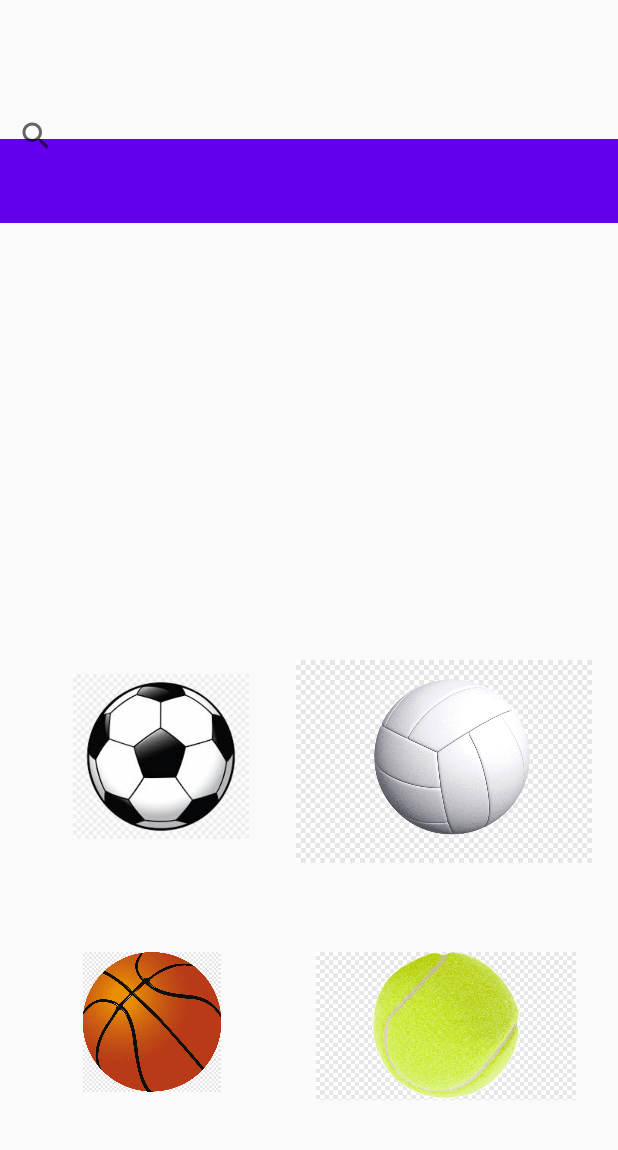
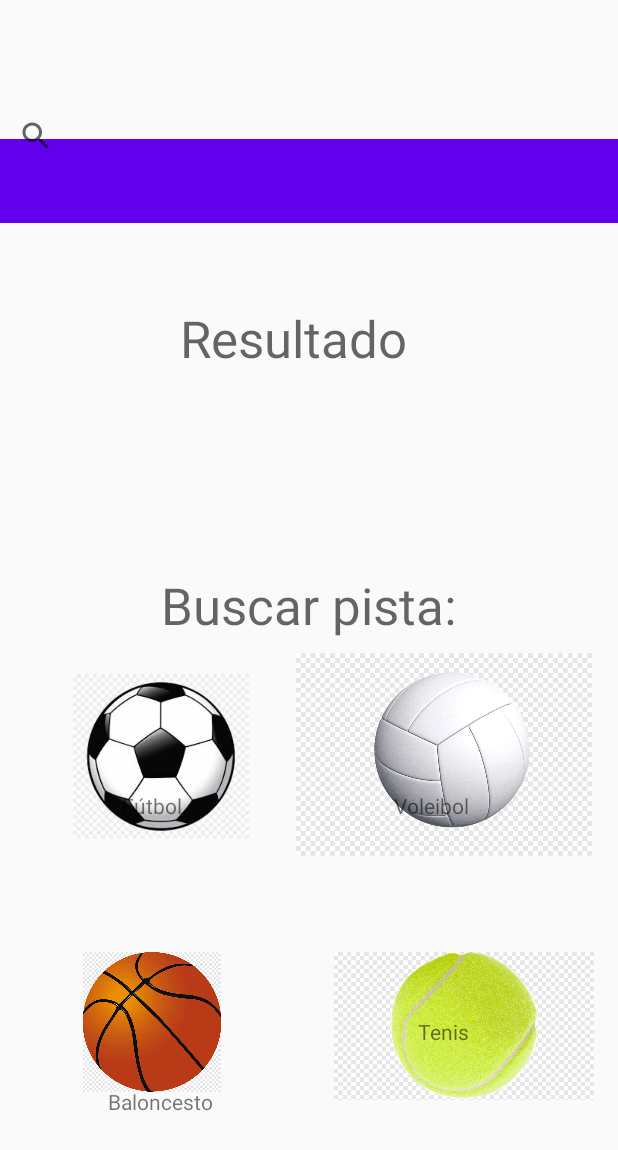
Before and after one commit to acm1997/TeamMatch, an Android app: the layout activity_buscar.xml on its own in the app's theme, with its tools: preview values and no code run, on a phone screen of 412 x 824 dp. Shown: the top 1150 px of the screen. Run offline under Robolectric (Android 15) with nearby library versions, the phone set to English and light mode, and no system bars.

Commit message:
Layout Activity Buscar con @strings

```diff
--- a/app/build.gradle
+++ b/app/build.gradle
@@ -33,6 +33,7 @@ dependencies {
     testImplementation 'junit:junit:4.13.1'
     androidTestImplementation 'androidx.test.ext:junit:1.1.2'
     androidTestImplementation 'androidx.test.espresso:espresso-core:3.3.0'
+    implementation 'com.android.support:design:30.0.0'
 
     //Dependencias
     def room_version = "2.2.5"
--- a/app/src/main/res/layout/activity_buscar.xml
+++ b/app/src/main/res/layout/activity_buscar.xml
@@ -31,6 +31,7 @@
         android:id="@+id/idResultado"
         android:layout_width="170dp"
         android:layout_height="48dp"
+        android:text="@string/idResultado"
         android:textAppearance="@style/TextAppearance.AppCompat.Display1"
         app:layout_constraintBottom_toBottomOf="parent"
         app:layout_constraintEnd_toEndOf="parent"
@@ -56,6 +57,7 @@
         android:id="@+id/textView3"
         android:layout_width="wrap_content"
         android:layout_height="wrap_content"
+        android:text="@string/idBuscarPista"
         android:textAppearance="@style/TextAppearance.AppCompat.Display1"
         app:layout_constraintBottom_toBottomOf="parent"
         app:layout_constraintEnd_toEndOf="parent"
@@ -86,8 +88,9 @@
         app:layout_constraintHorizontal_bias="0.924"
         app:layout_constraintStart_toStartOf="parent"
         app:layout_constraintTop_toTopOf="parent"
-        app:layout_constraintVertical_bias="0.639"
-        app:srcCompat="@drawable/voleibol" />
+        app:layout_constraintVertical_bias="0.632"
+        app:srcCompat="@drawable/voleibol"
+        tools:srcCompat="@drawable/voleibol" />
 
     <ImageView
         android:id="@+id/imageView4"
@@ -99,7 +102,8 @@
         app:layout_constraintStart_toStartOf="parent"
         app:layout_constraintTop_toTopOf="parent"
         app:layout_constraintVertical_bias="0.869"
-        app:srcCompat="@drawable/baloncesto" />
+        app:srcCompat="@drawable/baloncesto"
+        tools:srcCompat="@drawable/baloncesto" />
 
     <ImageView
         android:id="@+id/imageView5"
@@ -107,7 +111,7 @@
         android:layout_height="112dp"
         app:layout_constraintBottom_toBottomOf="parent"
         app:layout_constraintEnd_toEndOf="parent"
-        app:layout_constraintHorizontal_bias="0.882"
+        app:layout_constraintHorizontal_bias="0.932"
         app:layout_constraintStart_toStartOf="parent"
         app:layout_constraintTop_toTopOf="parent"
         app:layout_constraintVertical_bias="0.882"
@@ -121,6 +125,7 @@
         android:layout_marginTop="527dp"
         android:layout_marginEnd="272dp"
         android:layout_marginBottom="185dp"
+        android:text="@string/idIconoFutbol"
         app:layout_constraintBottom_toBottomOf="parent"
         app:layout_constraintEnd_toEndOf="parent"
         app:layout_constraintHorizontal_bias="0.0"
@@ -136,6 +141,7 @@
         android:layout_marginTop="527dp"
         android:layout_marginEnd="99dp"
         android:layout_marginBottom="185dp"
+        android:text="@string/idIconoVoleibol"
         app:layout_constraintBottom_toBottomOf="parent"
         app:layout_constraintEnd_toEndOf="parent"
         app:layout_constraintHorizontal_bias="1.0"
@@ -151,6 +157,7 @@
         android:layout_marginTop="678dp"
         android:layout_marginEnd="276dp"
         android:layout_marginBottom="34dp"
+        android:text="@string/idIconoBaloncesto"
         app:layout_constraintBottom_toBottomOf="parent"
         app:layout_constraintEnd_toEndOf="parent"
         app:layout_constraintStart_toStartOf="parent"
@@ -164,6 +171,7 @@
         android:layout_marginTop="678dp"
         android:layout_marginEnd="99dp"
         android:layout_marginBottom="34dp"
+        android:text="@string/idIconoTenis"
         app:layout_constraintBottom_toBottomOf="parent"
         app:layout_constraintEnd_toEndOf="parent"
         app:layout_constraintHorizontal_bias="1.0"
--- a/app/src/main/res/layout/content_main.xml
+++ b/app/src/main/res/layout/content_main.xml
@@ -1,6 +1,7 @@
 <?xml version="1.0" encoding="utf-8"?>
 <androidx.constraintlayout.widget.ConstraintLayout xmlns:android="http://schemas.android.com/apk/res/android"
     xmlns:app="http://schemas.android.com/apk/res-auto"
+    xmlns:tools="http://schemas.android.com/tools"
     android:layout_width="match_parent"
     android:layout_height="match_parent"
     app:layout_behavior="@string/appbar_scrolling_view_behavior">
@@ -16,4 +17,5 @@
         app:layout_constraintRight_toRightOf="parent"
         app:layout_constraintTop_toTopOf="parent"
         app:navGraph="@navigation/nav_graph" />
+
 </androidx.constraintlayout.widget.ConstraintLayout>
--- a/app/src/main/res/layout/fragment_first.xml
+++ b/app/src/main/res/layout/fragment_first.xml
@@ -25,4 +25,5 @@
         app:layout_constraintEnd_toEndOf="parent"
         app:layout_constraintStart_toStartOf="parent"
         app:layout_constraintTop_toBottomOf="@id/textview_first" />
+
 </androidx.constraintlayout.widget.ConstraintLayout>
--- a/app/src/main/res/values/strings.xml
+++ b/app/src/main/res/values/strings.xml
@@ -19,4 +19,10 @@
     <string name="register">Register</string>
     <string name="re_type_password">Re-type Password</string>
     <string name="your_name">Full Name</string>
+    <string name="idResultado">Resultado</string>
+    <string name="idIconoFutbol">Fútbol</string>
+    <string name="idIconoBaloncesto">Baloncesto</string>
+    <string name="idIconoVoleibol">Voleibol</string>
+    <string name="idIconoTenis">Tenis</string>
+    <string name="idBuscarPista">Buscar pista:</string>
 </resources>
```
Also changed, not shown: app/src/main/res/layout/content_barra_navegacion.xml (added, +17 -0 lines).
